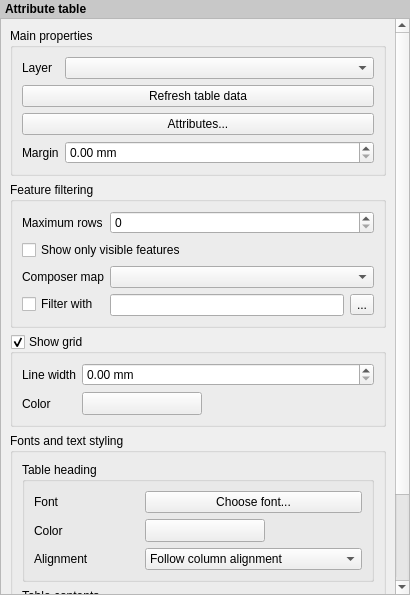
The window that src/ui/composer/qgscomposertablewidgetbase.ui (qgis/QGIS) describes before a commit, drawn with Qt 5.
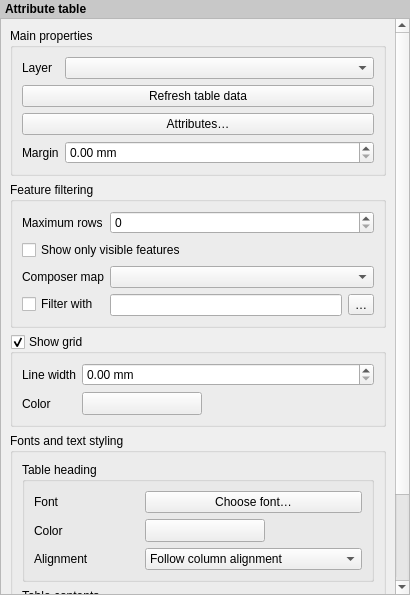
The same window after the commit. Icons and pictures are not drawn. Custom widgets are drawn as their Qt base class.

What changed in the file:
```diff
--- a/src/ui/composer/qgscomposertablewidgetbase.ui
+++ b/src/ui/composer/qgscomposertablewidgetbase.ui
@@ -111,7 +111,7 @@
           <item row="2" column="0" colspan="2">
            <widget class="QPushButton" name="mAttributesPushButton">
             <property name="text">
-             <string>Attributes...</string>
+             <string>Attributes…</string>
             </property>
            </widget>
           </item>
@@ -211,7 +211,7 @@
             <item>
              <widget class="QToolButton" name="mFeatureFilterButton">
               <property name="text">
-               <string>...</string>
+               <string>…</string>
               </property>
               <property name="icon">
                <iconset resource="../../../images/images.qrc">
@@ -369,7 +369,7 @@
              <item row="0" column="1" colspan="2">
               <widget class="QPushButton" name="mHeaderFontPushButton">
                <property name="text">
-                <string>Choose font...</string>
+                <string>Choose font…</string>
                </property>
               </widget>
              </item>
```
Left out of the diff: 2 changed lines with no effect on the pictures.
